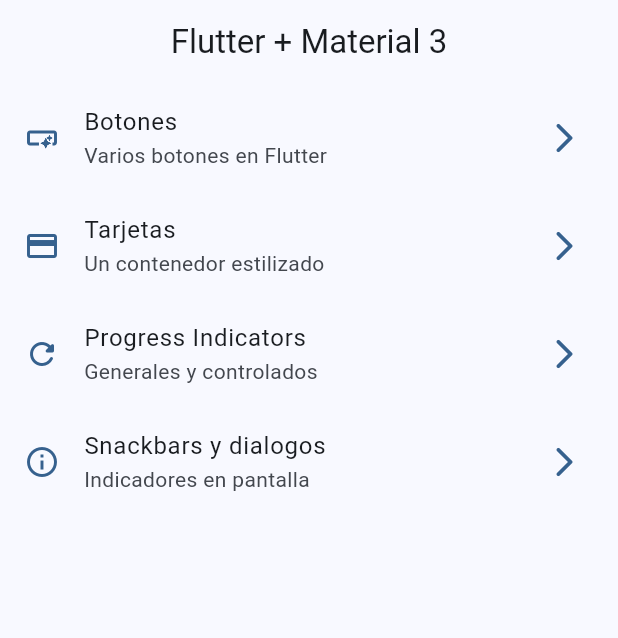
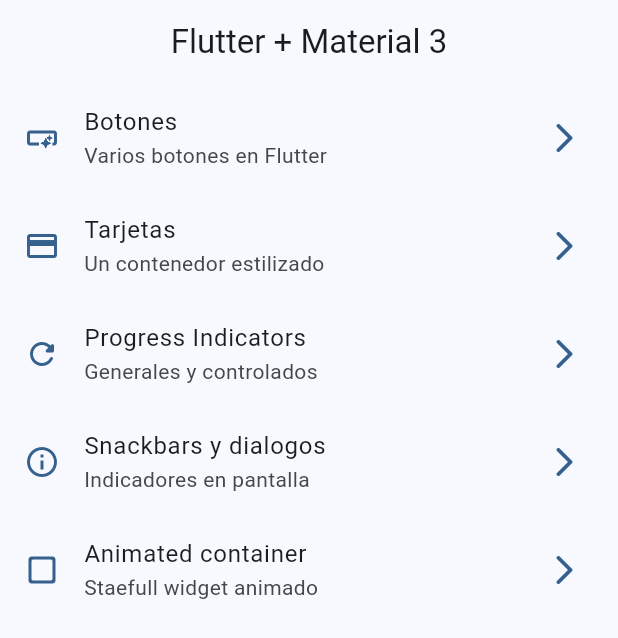
Before and after one commit to richrdPere/13-Widges-Flutter, a Flutter app: the screen it shows after launch, on a phone screen of 412 x 824 dp. Shown: the top 638 px of the screen. Run offline on Flutter 3.47's test engine with Material 3 defaults, Android fonts, the phone set to English and light mode, and no system bars; our stand-ins replace go_router.

Commit message:
animated container terminado

```diff
--- a/lib/src/config/menu/menu_items.dart
+++ b/lib/src/config/menu/menu_items.dart
@@ -42,4 +42,11 @@
     link: '/snackbars',
     icon: Icons.info_outline,
   ),
+
+  MenuItem(
+    title: 'Animated container',
+    subTitle: 'Staefull widget animado',
+    link: '/animated',
+    icon: Icons.check_box_outline_blank_rounded,
+  ),
 ];
--- a/lib/src/config/router/app_router.dart
+++ b/lib/src/config/router/app_router.dart
@@ -42,5 +42,11 @@
       name: SnackbarScreen.name,
       builder: (context, state) => const SnackbarScreen(),
     ),
+
+    GoRoute(
+      path: '/animated',
+      name: AnimatedScreen.name,
+      builder: (context, state) => const AnimatedScreen(),
+    ),
   ],
 );
```
Also changed, not shown: lib/src/presentation/screens/animated/animated_screen.dart (+52 -3 lines).
